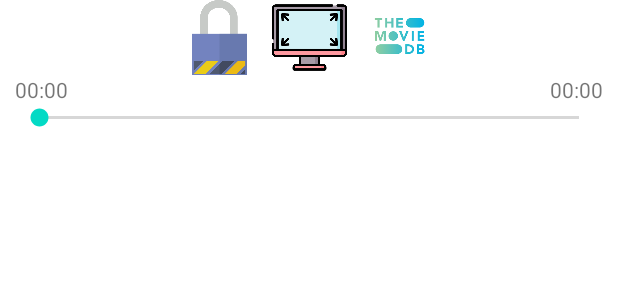
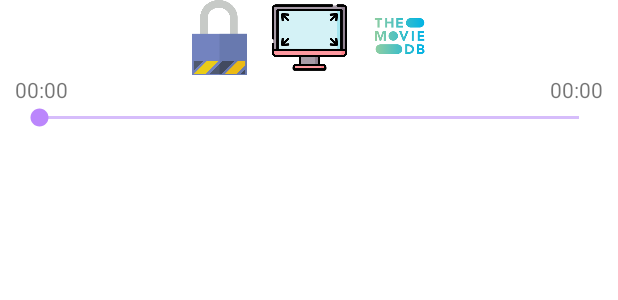
Before and after one commit to falkeadler/VideoPlayer, an Android app: the layout video_controller_progress_layout.xml on its own in the app's theme, with its tools: preview values and no code run, on a phone screen of 412 x 824 dp. Shown: the top 300 px of the screen. Run offline under Robolectric (Android 15) with nearby library versions, the phone set to English and light mode, and no system bars.

Commit message:
Some fix
몇가지 수정함

```diff
--- a/app/src/main/java/falkeadler/application/exoplayertest/videoplayer/player/PlayerActivity.kt
+++ b/app/src/main/java/falkeadler/application/exoplayertest/videoplayer/player/PlayerActivity.kt
@@ -143,7 +143,6 @@ class PlayerActivity : AppCompatActivity(), AudioManager.OnAudioFocusChangeListe
         )
 
         binding.playerView.player = player
-
         windowInsetsController = WindowCompat.getInsetsController(window, binding.playController)
 
         binding.playController.setOnControllerButtonsClickListener(object : VideoControllerView.OnControllerButtonsClickListener {
--- a/app/src/main/java/falkeadler/application/exoplayertest/videoplayer/player/PlayerActivityBase.kt
+++ b/app/src/main/java/falkeadler/application/exoplayertest/videoplayer/player/PlayerActivityBase.kt
@@ -194,9 +194,8 @@ VideoControllerView.OnControllerVisibilityChangeListener{
             }
 
             override fun onStopTrackingTouch(seekBar: SeekBar?) {
-                binding.playController.convertProgressToSeekPosition(player.duration)
+                player.seekTo(binding.playController.convertProgressToSeekPosition(player.duration))
             }
-
         })
         handleIntent(intent = this.intent)
     }
--- a/app/src/main/java/falkeadler/application/exoplayertest/videoplayer/player/StreamingActivity.kt
+++ b/app/src/main/java/falkeadler/application/exoplayertest/videoplayer/player/StreamingActivity.kt
@@ -119,6 +119,7 @@ class StreamingActivity : PlayerActivityBase() {
         if (playbackState == Player.STATE_BUFFERING) {
             L.e("buffering : ${player.bufferedPercentage}%")
             binding.playController.bufferingStateChanged(true)
+            binding.playController.seekBarSecondaryProgress = player.bufferedPercentage * 10
         }
     }
 
--- a/app/src/main/res/layout/video_controller_progress_layout.xml
+++ b/app/src/main/res/layout/video_controller_progress_layout.xml
@@ -69,7 +69,8 @@
         android:id="@+id/seekbar"
         android:layout_width="match_parent"
         android:layout_height="wrap_content"
-        app:layout_constraintTop_toBottomOf="@id/currentTime" />
+        app:layout_constraintTop_toBottomOf="@id/currentTime"
+        android:theme="@style/SeekBarColor"/>
 
 
 </androidx.constraintlayout.widget.ConstraintLayout>
--- a/app/src/main/res/values/styles.xml
+++ b/app/src/main/res/values/styles.xml
@@ -16,4 +16,11 @@
     <style name="AppBottomSheetDialogStyle" parent="Widget.Design.BottomSheet.Modal">
         <item name="android:background">@drawable/rounded_drawable</item>
     </style>
+
+    <style name="SeekBarColor" parent="Widget.AppCompat.SeekBar">
+        <item name="android:backgroundTint">@color/appbar_background</item>
+        <item name="android:progressBackgroundTint">@color/purple_500</item>
+        <item name="android:progressTint">@color/light_blue_900</item>
+        <item name="android:thumbTint">@color/purple_200</item>
+    </style>
 </resources>
```
Also changed, not shown: app/src/main/java/falkeadler/application/exoplayertest/videoplayer/player/customviews/VideoControllerView.kt (+14 -1 lines).
